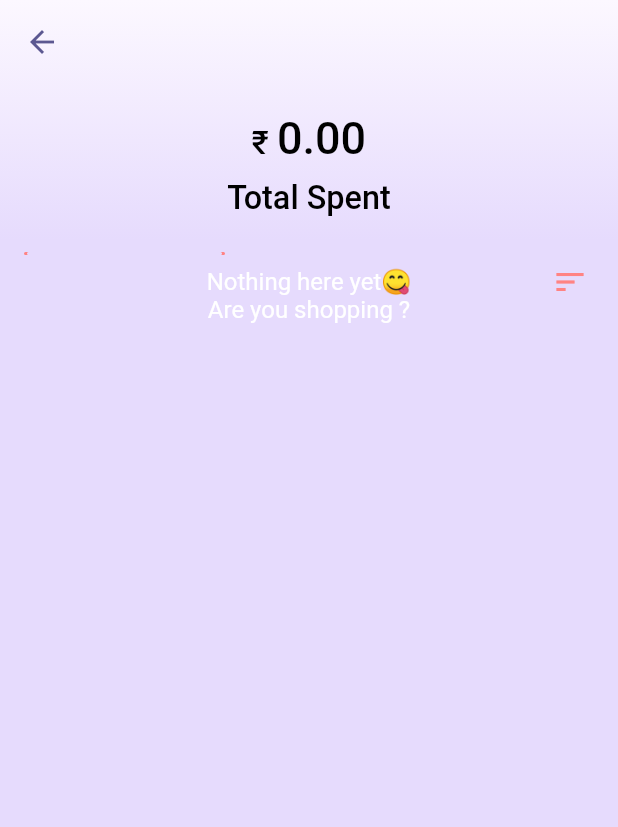
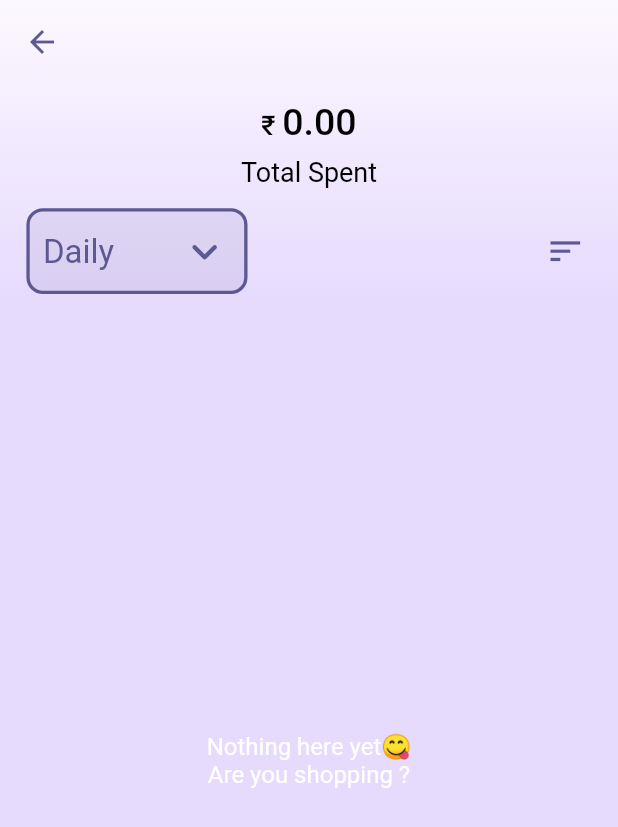
Before and after one commit to maheshj01/Expenses_Flutter_App, a Flutter app: the ExpensesListPage screen opened by its route, on a phone screen of 412 x 824 dp. Shown: the top 827 px of the screen. Run offline on Flutter 3.47's test engine with Material 2 defaults, Android fonts, the phone set to English and light mode, and no system bars; our stand-ins replace cloud_firestore, firebase_core, freezed_annotation, rxdart, shared_preferences; missing offline and left inert: cloud_firestore_web, firebase_core_web, shared_preferences_web; accounts and stored records are empty.

Commit message:
refactor expense page

```diff
--- a/lib/pages/expense_page.dart
+++ b/lib/pages/expense_page.dart
@@ -101,13 +101,13 @@ class _ExpensesListPageState extends State<ExpensesListPage>
                   totalItems = expenseSnapshot.data!.length;
                   animationDuration = totalItems / 100; // in seconds
                   _animationController.forward();
-                  return CustomScrollView(
+                  return NestedScrollView(
                     controller: _controller,
-                    slivers: <Widget>[
+                    headerSliverBuilder: (context, bool) => <Widget>[
                       SliverAppBar(
                         pinned: true,
                         floating: true,
-                        expandedHeight: 160.0,
+                        expandedHeight: 200.0,
                         flexibleSpace: FlexibleSpaceBar(
                             background: Container(
                                 decoration: BoxDecoration(
@@ -116,25 +116,22 @@ class _ExpensesListPageState extends State<ExpensesListPage>
                                     begin: Alignment.topCenter,
                                     colors: ExpenseTheme.isDark
                                         ? [
-                                        ExpenseTheme.darkColorScheme.surface,
-                                        ExpenseTheme.darkColorScheme.background,
+                                            ExpenseTheme
+                                                .darkColorScheme.surface,
+                                            ExpenseTheme
+                                                .darkColorScheme.background,
                                           ]
                                         : [
-                                        ExpenseTheme.lightColorScheme.surface,
+                                            ExpenseTheme
+                                                .lightColorScheme.surface,
                                             ExpenseTheme
                                                 .lightColorScheme.background,
                                           ],
                                   ),
                                 ),
-                          ),
-                          expandedTitleScale: 1.2,
-                          titlePadding: EdgeInsets.only(
-                            top: kToolbarHeight * 1.5,
-                          ),
-                          title: OverflowBox(
-                              maxHeight: 200,
                                 child: StreamBuilder(
-                                  stream: expenseService.totalExpenseController,
+                                    stream:
+                                        expenseService.totalExpenseController,
                                     builder: (BuildContext context,
                                         AsyncSnapshot<double> totalSnapshot) {
                                       if (totalSnapshot.data == null) {
@@ -145,26 +142,14 @@ class _ExpensesListPageState extends State<ExpensesListPage>
                                         value: totalSnapshot.data!,
                                       );
                                     })),
-                        ),
-                      ),
-                      SliverAppBar(
-                        pinned: true,
-                        leading: SizedBox(),
-                        titleSpacing: 0,
-                        toolbarHeight: 18,
-                        flexibleSpace: Padding(
-                          padding: const EdgeInsets.symmetric(vertical: 8.0),
-                          child: Row(
-                            crossAxisAlignment: CrossAxisAlignment.center,
-                            mainAxisAlignment: MainAxisAlignment.spaceBetween,
-                            children: [
-                              Flexible(
-                                child: Container(
-                                  padding: EdgeInsets.only(left: 16),
-                                  width: 150,
-                                  child: EmDropdownButton<String>(
-                                      items: expenseBy,
-                                      onChanged: (x) async {
+                            expandedTitleScale: 1.1,
+                            centerTitle: true,
+                            collapseMode: CollapseMode.parallax,
+                            titlePadding:
+                                EdgeInsets.only(top: kToolbarHeight, bottom: 4),
+                            title: SliverTitleWidget(
+                                dropDownValue: expenseByDefault,
+                                onDropdownTap: (x) async {
                                   if (expenseByDefault == x) return;
                                   setState(() {
                                     expenseByDefault = x;
@@ -176,47 +161,25 @@ class _ExpensesListPageState extends State<ExpensesListPage>
                                   applyFilter(filter,
                                       filteredExpense: filteredExpenses);
                                 },
-                                      dropdownItem: (x) => Text(
-                                            x,
-                                            style: ExpenseTheme
-                                                .textTheme.headline4!
-                                                .copyWith(
-                                                    fontWeight:
-                                                        FontWeight.normal),
-                                          ),
-                                      value: expenseByDefault),
-                                ),
-                              ),
-                              Padding(
-                                padding: const EdgeInsets.only(right: 8.0),
-                                child: IconButton(
-                                    icon: Icon(Icons.sort,
-                                        color:
-                                            ExpenseTheme.colorScheme.primary),
-                                    onPressed: () {
+                                onFilterTap: () {
                                   _showFilterSheet(onFilter: (x) async {
                                     return applyFilter(x);
                                   });
-                                    }),
+                                })),
                       ),
                     ],
-                          ),
-                        ),
-                      ),
-                      if (expenseSnapshot.data!.isEmpty)
-                        SliverToBoxAdapter(
-                          child: Center(
+                    body: expenseSnapshot.data!.isEmpty
+                        ? Center(
                             child: Text(
-                                  emptyListMessage[Random()
-                                      .nextInt(emptyListMessage.length)],
+                                emptyListMessage[
+                                    Random().nextInt(emptyListMessage.length)],
                                 textAlign: TextAlign.center,
                                 style: TextStyle(
-                                      color: Colors.white, fontSize: 16))),
-                        )
-                      else
-                        SliverList(
-                            delegate: SliverChildBuilderDelegate(
-                          (BuildContext context, int index) {
+                                    color: Colors.white, fontSize: 16)))
+                        : ListView.builder(
+                            padding: EdgeInsets.only(
+                                bottom: kBottomNavigationBarHeight),
+                            itemBuilder: (BuildContext context, int index) {
                               bool isSameDate = true;
                               final list =
                                   expenseSnapshot.data!.reversed.toList();
@@ -225,8 +188,8 @@ class _ExpensesListPageState extends State<ExpensesListPage>
                                 isSameDate = false;
                               } else {
                                 final prevItem = list[index - 1];
-                              isSameDate =
-                                  item.dateTime!.isSameDate(prevItem.dateTime!);
+                                isSameDate = item.dateTime!
+                                    .isSameDate(prevItem.dateTime!);
                               }
                               if (index == 0 || !(isSameDate)) {
                                 return Column(
@@ -252,13 +215,60 @@ class _ExpensesListPageState extends State<ExpensesListPage>
                                 );
                               }
                             },
-                          childCount: expenseSnapshot.data!.length,
-                        ))
-                    ],
+                            itemCount: expenseSnapshot.data!.length,
+                          ),
                   );
                 }
               },
             )));
+  }
+}
+
+class SliverTitleWidget extends StatefulWidget {
+  final Function(String) onDropdownTap;
+  final Function onFilterTap;
+  final String dropDownValue;
+  const SliverTitleWidget(
+      {Key? key,
+      required this.onDropdownTap,
+      required this.onFilterTap,
+      required this.dropDownValue})
+      : super(key: key);
+
+  @override
+  State<SliverTitleWidget> createState() => _SliverTitleWidgetState();
+}
+
+class _SliverTitleWidgetState extends State<SliverTitleWidget> {
+  @override
+  Widget build(BuildContext context) {
+    return Row(
+      crossAxisAlignment: CrossAxisAlignment.center,
+      mainAxisAlignment: MainAxisAlignment.spaceBetween,
+      children: [
+        Flexible(
+          child: Container(
+            padding: EdgeInsets.only(left: 16),
+            width: 150,
+            child: EmDropdownButton<String>(
+                items: expenseBy,
+                onChanged: (x) async => await widget.onDropdownTap(x),
+                dropdownItem: (x) => Text(
+                      x,
+                      style: ExpenseTheme.textTheme.headline4!
+                          .copyWith(fontWeight: FontWeight.normal),
+                    ),
+                value: widget.dropDownValue),
+          ),
+        ),
+        Padding(
+          padding: const EdgeInsets.only(right: 8.0),
+          child: IconButton(
+              icon: Icon(Icons.sort, color: ExpenseTheme.colorScheme.primary),
+              onPressed: () => widget.onFilterTap()),
+        ),
+      ],
+    );
   }
 }
 
--- a/lib/widgets/dropdown.dart
+++ b/lib/widgets/dropdown.dart
@@ -1,5 +1,4 @@
 import 'package:expense_manager/constants/exports.dart';
-import 'package:expense_manager/widgets/widgets.dart';
 import 'package:flutter/material.dart';
 
 class EmDropdownButton<T> extends StatefulWidget {
```
Also changed, not shown: 1 other file. Lines whose indentation alone changed are shown as unchanged.
